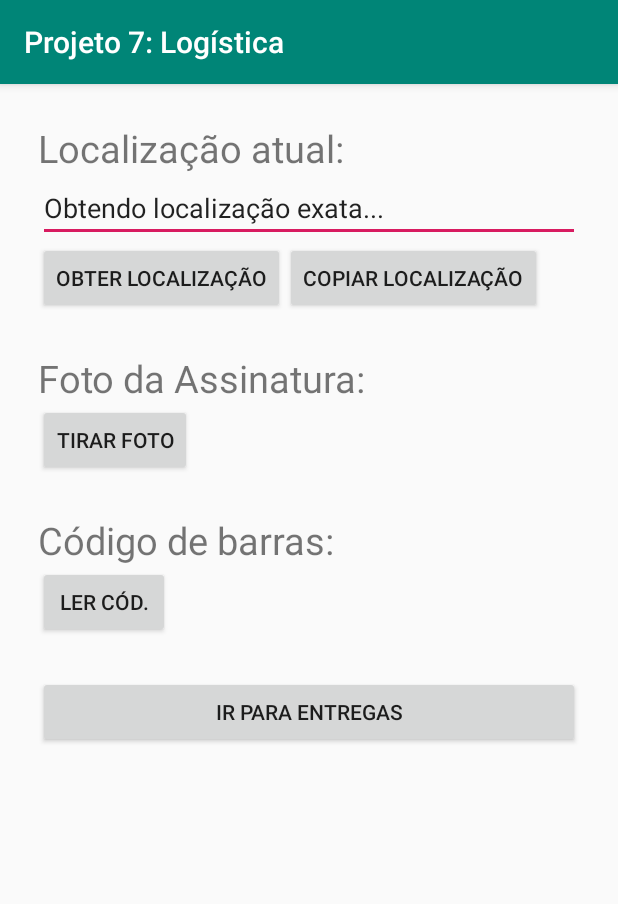
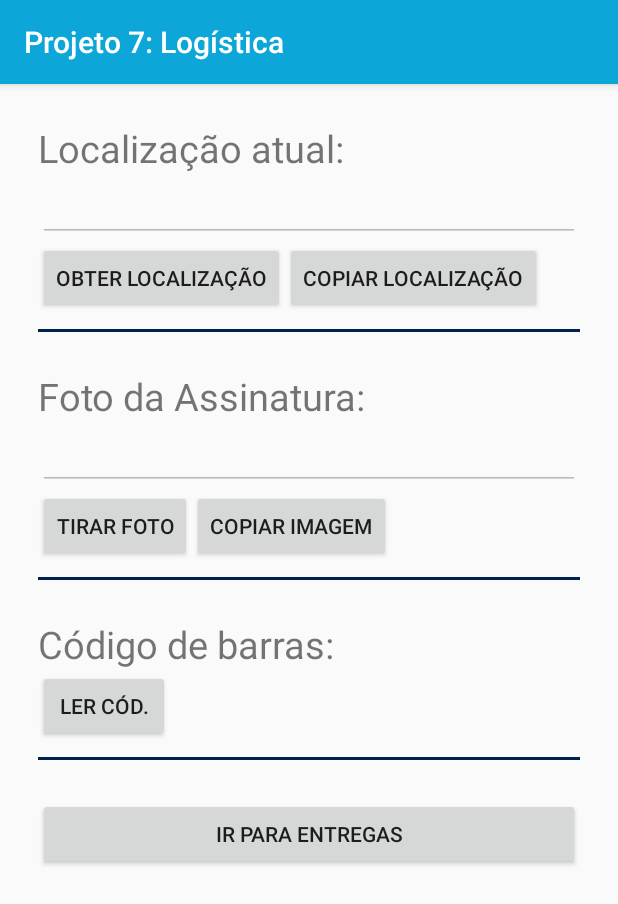
Before and after one commit to wendreof/logisticsApp, an Android app: the SplashActivity screen opened directly, with no data from a screen before it, on a phone screen of 412 x 824 dp. Shown: the top 904 px of the screen. Run offline under Robolectric (Android 15) with nearby library versions, the phone set to English and light mode, and no system bars.

Commit message:
Color improvements

```diff
--- a/app/src/main/java/com/wendreof/ui/activity/SplashActivity.kt
+++ b/app/src/main/java/com/wendreof/ui/activity/SplashActivity.kt
@@ -28,27 +28,10 @@ class SplashActivity : AppCompatActivity()
         super.onCreate(savedInstanceState)
         setContentView(R.layout.activity_splash)
 
+        editLocation.isEnabled = false
+        editImagem.isEnabled = false
+
         myClipboard = getSystemService(CLIPBOARD_SERVICE) as ClipboardManager?
-        editLocation.setText("Obtendo localização exata.")
-        editLocation.setText("Obtendo localização exata..")
-        editLocation.setText("Obtendo localização exata...")
-        editLocation.setText("Obtendo localização exata.")
-        editLocation.setText("Obtendo localização exata..")
-        editLocation.setText("Obtendo localização exata...")
-        editLocation.setText("Obtendo localização exata.")
-        editLocation.setText("Obtendo localização exata..")
-        editLocation.setText("Obtendo localização exata...")
-
-    }
-
-    fun iniciarTelefone()
-    {
-        if (ActivityCompat.checkSelfPermission(this, Manifest.permission.CALL_PHONE) != PackageManager.PERMISSION_GRANTED)
-        {
-            ActivityCompat.requestPermissions(this, arrayOf(Manifest.permission.CALL_PHONE), 1)
-        }
-        //else
-        //  solicitarTelefone();
     }
 
     fun iniciarGPS(v: View)
@@ -61,7 +44,9 @@ class SplashActivity : AppCompatActivity()
         else
         {
             solicitarGPS()
+            showMSG("Obtendo a localização exata. Por favor, aguarde!")
         }
+
         btnAllowGPS.isEnabled = false
     }
 
@@ -101,6 +86,7 @@ class SplashActivity : AppCompatActivity()
 
             val locationListener = object : LocationListener
             {
+
                 override fun onLocationChanged(location: Location)
                 {
                     apresentar(location)
@@ -110,6 +96,7 @@ class SplashActivity : AppCompatActivity()
                 override fun onProviderDisabled(provider: String) {}
             }
             locationManager.requestLocationUpdates( LocationManager.GPS_PROVIDER, 0, 0f, locationListener )
+            showMSG("Busca pela localização concluída com sucesso!")
         }
         catch ( ex: SecurityException )
         {
--- a/app/src/main/res/layout/activity_splash.xml
+++ b/app/src/main/res/layout/activity_splash.xml
@@ -35,8 +35,13 @@
                 android:onClick="copyText"
                 android:text="Copiar Localização"/>
 
+    </LinearLayout>
 
-    </LinearLayout>
+    <View
+            android:layout_width="match_parent"
+            android:layout_height="2dp"
+            android:layout_marginTop="10dp"
+            android:background="@color/colorPrimaryDark" />
 
     <TextView android:layout_width="wrap_content"
               android:paddingTop="25dp"
@@ -44,9 +49,29 @@
               android:text="Foto da Assinatura: "
               android:textSize="25sp"/>
 
-    <Button android:layout_width="wrap_content"
-            android:layout_height="wrap_content"
-            android:text="Tirar foto"/>
+    <android.inputmethodservice.ExtractEditText
+            android:id="@+id/editImagem"
+            android:layout_width="match_parent"
+            android:layout_height="wrap_content"/>
+
+   <LinearLayout android:layout_width="match_parent"
+                 android:layout_height="wrap_content">
+       <Button android:layout_width="wrap_content"
+               android:layout_height="wrap_content"
+               android:text="Tirar foto"/>
+
+       <Button android:layout_width="wrap_content"
+               android:layout_height="wrap_content"
+               android:onClick="copyText"
+               android:text="Copiar Imagem"/>
+   </LinearLayout>
+
+
+    <View
+            android:layout_width="match_parent"
+            android:layout_height="2dp"
+            android:layout_marginTop="10dp"
+            android:background="@color/colorPrimaryDark" />
 
     <TextView android:layout_width="wrap_content"
               android:paddingTop="25dp"
@@ -58,6 +83,11 @@
             android:layout_height="wrap_content"
             android:text="Ler cód."/>
 
+    <View
+            android:layout_width="match_parent"
+            android:layout_height="2dp"
+            android:layout_marginTop="10dp"
+            android:background="@color/colorPrimaryDark" />
 
     <Button
             android:id="@+id/btnNext"
--- a/app/src/main/res/values/colors.xml
+++ b/app/src/main/res/values/colors.xml
@@ -1,6 +1,6 @@
 <?xml version="1.0" encoding="utf-8"?>
 <resources>
-    <color name="colorPrimary">#008577</color>
-    <color name="colorPrimaryDark">#00574B</color>
-    <color name="colorAccent">#D81B60</color>
+    <color name="colorPrimary">#0ca6d8</color>
+    <color name="colorPrimaryDark">#00204e</color>
+    <color name="colorAccent">#edbe0e</color>
 </resources>
--- a/app/src/main/res/values/strings.xml
+++ b/app/src/main/res/values/strings.xml
@@ -2,7 +2,7 @@
     <string name="app_name">Logistics</string>
     <string name="error_to_load_products">Erro ao buscar os produtos :(</string>
     <string name="location_copied">Localização copiada!</string>
-    <string name="without_gps_permissions">Sem permissão para acessar o GPS :(</string>
+    <string name="without_gps_permissions">Ops... sem permissão para acessar o GPS :(</string>
     <string name="without_phone_permission">Falta permissão Telefone!!!</string>
     <string name="location_now">Localização atual:</string>
     <string name="nome_do_remetente">Nome do remetente:</string>
```
